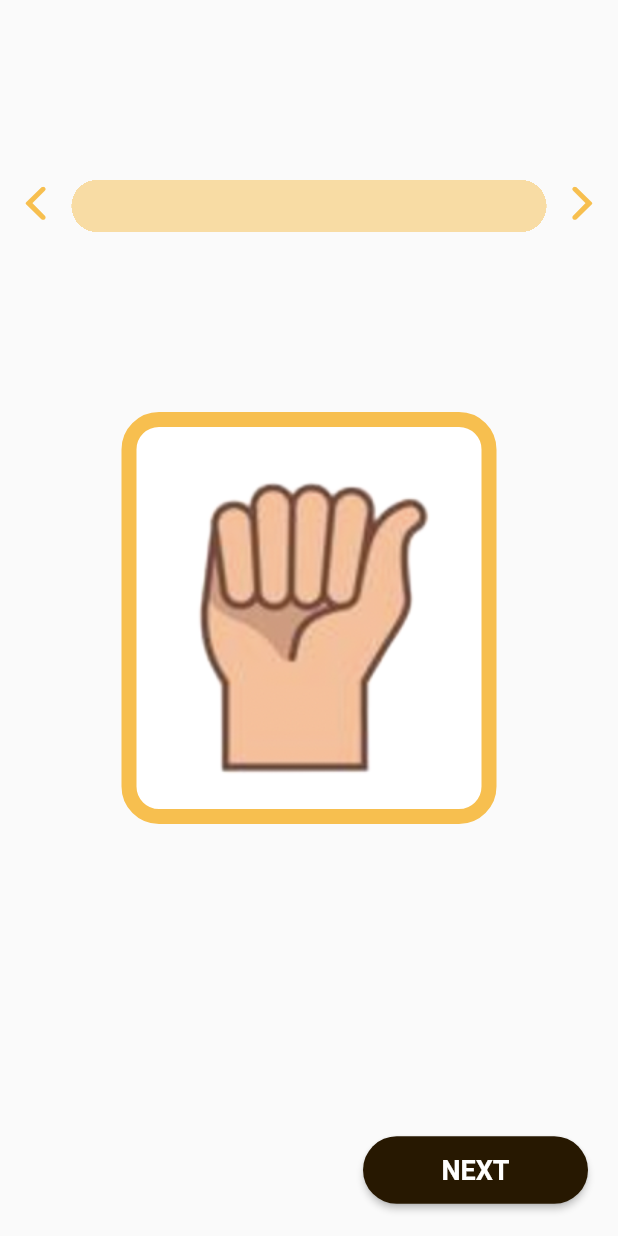
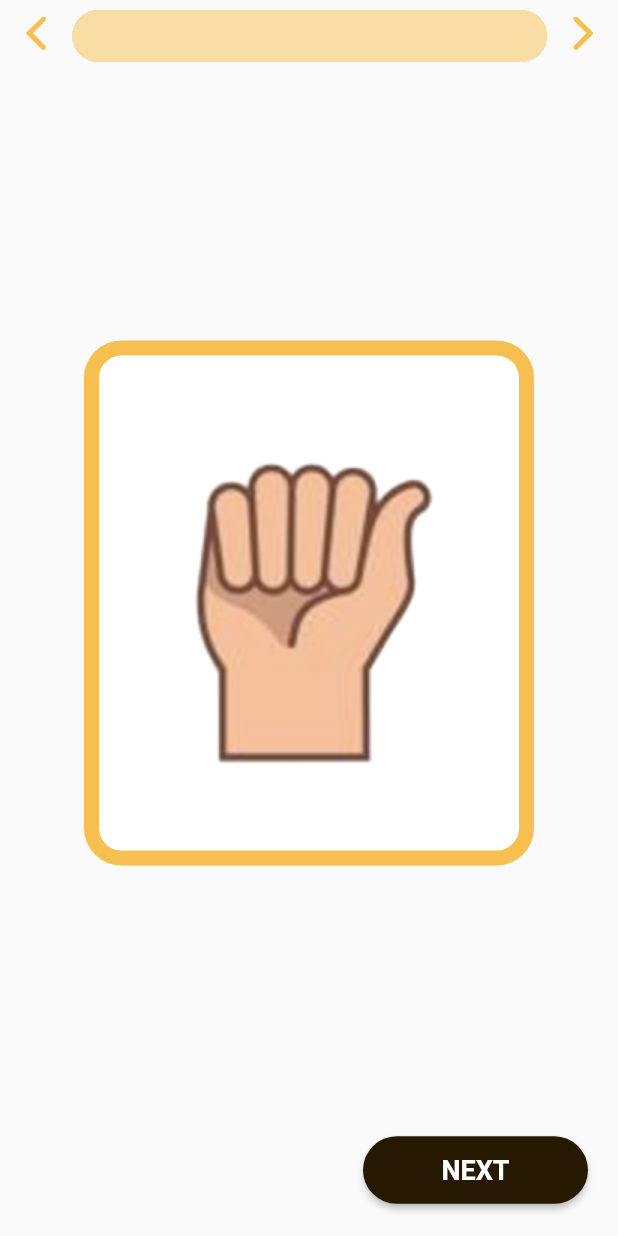
Before and after one commit to JariP5/ASL, a Flutter app: the FlashcardsView screen opened directly, on a phone screen of 412 x 824 dp. Run offline on Flutter 3.47's test engine with Material 2 defaults, Android fonts, the phone set to English and light mode, and no system bars; drawn by our look-alikes of flip_card; our stand-ins replace camera, firebase_core; missing offline and left inert: firebase_ml_model_downloader, tflite_flutter, tflite_flutter_helper; accounts and stored records are empty.

Commit message:
Fix spacing from ProgressBar in Flashcards

```diff
--- a/lib/Flashcards/cards_view.dart
+++ b/lib/Flashcards/cards_view.dart
@@ -95,13 +95,11 @@ class _FlashcardsViewState extends State<FlashcardsView> {
     return Scaffold(
       body: SafeArea(
         child: Column(
-          crossAxisAlignment: CrossAxisAlignment.start,
+          mainAxisAlignment: MainAxisAlignment.spaceBetween,
           children: [
-            Expanded(
-              child: Row(
+            Row(
               children: [
-                  Expanded(
-                    child: IconButton(
+                IconButton(
                   padding: const EdgeInsets.only(bottom: 5.0),
                   onPressed: () {
                     // If in the first question, pop back to main menu
@@ -121,11 +119,8 @@ class _FlashcardsViewState extends State<FlashcardsView> {
                     color: kPrimaryColor,
                   ),
                 ),
-                  ),
-                  ProgressBar(
-                      currentQuestion: _currentIndex, totalQuestions: 24),
-                  Expanded(
-                    child: IconButton(
+                ProgressBar(currentQuestion: _currentIndex, totalQuestions: 24),
+                IconButton(
                   padding: const EdgeInsets.only(bottom: 5.0),
                   onPressed: () {
                     if (_currentIndex < 24) {
@@ -146,16 +141,13 @@ class _FlashcardsViewState extends State<FlashcardsView> {
                     color: kPrimaryColor,
                   ),
                 ),
-                  ),
               ],
-              ),
             ),
             Expanded(
               child: Center(
-                heightFactor: 3,
                 child: Container(
                   height: 350,
-                  width: 250,
+                  width: 300,
                   decoration: BoxDecoration(
                     color: Colors.white,
                     border: Border.all(color: kPrimaryColor, width: 10),
@@ -188,16 +180,14 @@ class _FlashcardsViewState extends State<FlashcardsView> {
                 ),
               ),
             ),
-            Expanded(
-              child: Container(
+            Container(
               alignment: Alignment.bottomRight,
               padding: const EdgeInsets.only(right: 20, bottom: 20),
               child: ElevatedButton(
                   style: ButtonStyle(
                       backgroundColor: MaterialStateColor.resolveWith(
                           (states) => kSecondaryColor),
-                        shape:
-                            MaterialStateProperty.all<RoundedRectangleBorder>(
+                      shape: MaterialStateProperty.all<RoundedRectangleBorder>(
                           RoundedRectangleBorder(
                               borderRadius: BorderRadius.circular(33.0))),
                       textStyle: MaterialStateProperty.all(
@@ -221,7 +211,6 @@ class _FlashcardsViewState extends State<FlashcardsView> {
                   child: Text(_currentIndex < 23 ? 'NEXT' : 'See Results',
                       style: const TextStyle(fontWeight: FontWeight.bold))),
             ),
-            )
           ],
         ),
       ),
```
Lines whose indentation alone changed are shown as unchanged.
